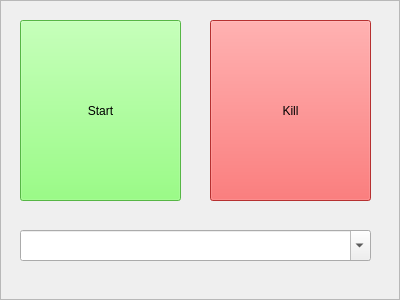
gt-ros-pkg/hrl, file hrl/kelsey_sandbox/src/kelsey_sandbox/controller_gui.ui: the form before one commit.
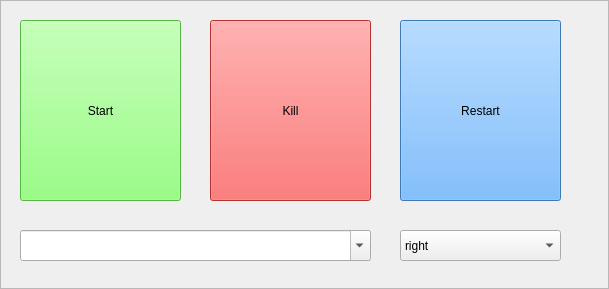
The form after the commit.

Diff of the .ui file:
```diff
--- a/hrl/kelsey_sandbox/src/kelsey_sandbox/controller_gui.ui
+++ b/hrl/kelsey_sandbox/src/kelsey_sandbox/controller_gui.ui
@@ -6,8 +6,8 @@
    <rect>
     <x>0</x>
     <y>0</y>
-    <width>400</width>
-    <height>300</height>
+    <width>609</width>
+    <height>289</height>
    </rect>
   </property>
   <property name="windowTitle">
@@ -66,6 +66,43 @@
     <bool>true</bool>
    </property>
   </widget>
+  <widget class="QPushButton" name="restart_button">
+   <property name="geometry">
+    <rect>
+     <x>400</x>
+     <y>20</y>
+     <width>161</width>
+     <height>181</height>
+    </rect>
+   </property>
+   <property name="styleSheet">
+    <string notr="true">background-color: rgb(85, 170, 255);
+font: 16pt &quot;AlArabiya&quot;;</string>
+   </property>
+   <property name="text">
+    <string>Restart</string>
+   </property>
+  </widget>
+  <widget class="QComboBox" name="arm_combo">
+   <property name="geometry">
+    <rect>
+     <x>400</x>
+     <y>230</y>
+     <width>161</width>
+     <height>31</height>
+    </rect>
+   </property>
+   <item>
+    <property name="text">
+     <string>right</string>
+    </property>
+   </item>
+   <item>
+    <property name="text">
+     <string>left</string>
+    </property>
+   </item>
+  </widget>
  </widget>
  <resources/>
  <connections/>
```
